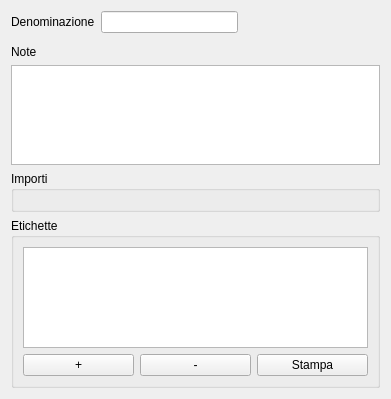
Before: the Qt Designer form qcostgui/billdatagui.ui in mickele77/qcost, drawn with Qt 5.
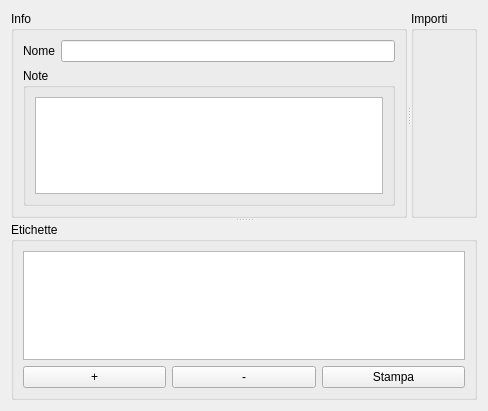
After: the same form once the commit is applied.

The edit to the form file:
```diff
--- a/qcostgui/billdatagui.ui
+++ b/qcostgui/billdatagui.ui
@@ -6,62 +6,62 @@
    <rect>
     <x>0</x>
     <y>0</y>
-    <width>391</width>
-    <height>399</height>
+    <width>488</width>
+    <height>411</height>
    </rect>
   </property>
   <property name="windowTitle">
    <string>Dati computo</string>
   </property>
   <layout class="QGridLayout" name="gridLayout">
-   <item row="6" column="1">
-    <spacer name="verticalSpacer">
+   <item row="0" column="0">
+    <widget class="QSplitter" name="splitter_2">
      <property name="orientation">
       <enum>Qt::Vertical</enum>
      </property>
-     <property name="sizeHint" stdset="0">
-      <size>
-       <width>20</width>
-       <height>25</height>
-      </size>
-     </property>
-    </spacer>
-   </item>
-   <item row="3" column="0" colspan="3">
-    <widget class="QPlainTextEdit" name="descriptionTextEdit"/>
-   </item>
+     <widget class="QSplitter" name="splitter">
+      <property name="orientation">
+       <enum>Qt::Horizontal</enum>
+      </property>
+      <widget class="QGroupBox" name="infoGroupBox">
+       <property name="title">
+        <string>Info</string>
+       </property>
+       <layout class="QGridLayout" name="gridLayout_2">
    <item row="0" column="0">
     <widget class="QLabel" name="nameLabel">
      <property name="text">
-      <string>Denominazione</string>
+           <string>Nome</string>
      </property>
     </widget>
    </item>
-   <item row="4" column="0" colspan="3">
+        <item row="0" column="1">
+         <widget class="QLineEdit" name="nameLineEdit"/>
+        </item>
+        <item row="1" column="0" colspan="2">
+         <widget class="QGroupBox" name="groupBox">
+          <property name="title">
+           <string>Note</string>
+          </property>
+          <property name="flat">
+           <bool>false</bool>
+          </property>
+          <layout class="QGridLayout" name="gridLayout_4">
+           <item row="0" column="0">
+            <widget class="QPlainTextEdit" name="descriptionTextEdit"/>
+           </item>
+          </layout>
+         </widget>
+        </item>
+       </layout>
+      </widget>
     <widget class="QGroupBox" name="amountsGroupBox">
      <property name="title">
       <string>Importi</string>
      </property>
      <layout class="QGridLayout" name="amountsLayout"/>
     </widget>
-   </item>
-   <item row="0" column="1">
-    <widget class="QLineEdit" name="nameLineEdit"/>
-   </item>
-   <item row="0" column="2" rowspan="2">
-    <spacer name="horizontalSpacer">
-     <property name="orientation">
-      <enum>Qt::Horizontal</enum>
-     </property>
-     <property name="sizeHint" stdset="0">
-      <size>
-       <width>40</width>
-       <height>20</height>
-      </size>
-     </property>
-    </spacer>
-   </item>
-   <item row="5" column="0" colspan="3">
+     </widget>
     <widget class="QGroupBox" name="attributesGroupBox">
      <property name="title">
       <string>Etichette</string>
@@ -93,12 +93,6 @@
       </item>
      </layout>
     </widget>
-   </item>
-   <item row="2" column="0" colspan="3">
-    <widget class="QLabel" name="descriptionLabel">
-     <property name="text">
-      <string>Note</string>
-     </property>
     </widget>
    </item>
   </layout>
```
Lines whose indentation alone changed are shown as unchanged.
